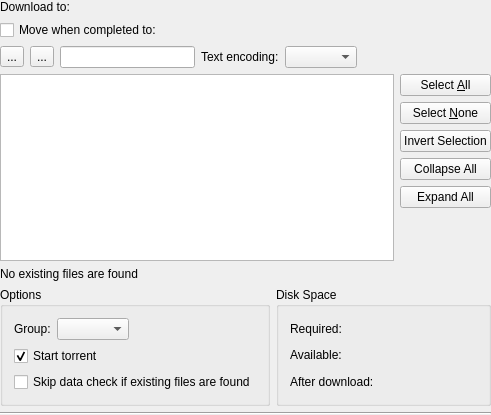
Old version of the form ktorrent/dialogs/fileselectdlg.ui in the repository KDE/ktorrent.
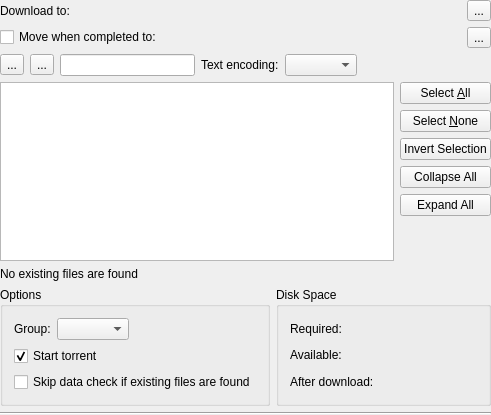
New version of the form. Custom widgets are drawn as their Qt base class.

Commit message: Add download and move when completed location history buttons to FileSelectDlg

Diff of the .ui file:
```diff
--- a/ktorrent/dialogs/fileselectdlg.ui
+++ b/ktorrent/dialogs/fileselectdlg.ui
@@ -32,6 +32,16 @@
      <item>
       <widget class="KUrlRequester" name="m_downloadLocation"/>
      </item>
+     <item>
+      <widget class="QToolButton" name="m_download_location_history">
+       <property name="toolTip">
+        <string>History of all recently used download locations</string>
+       </property>
+       <property name="text">
+        <string>...</string>
+       </property>
+      </widget>
+     </item>
     </layout>
    </item>
    <item>
@@ -49,6 +59,16 @@
      <item>
       <widget class="KUrlRequester" name="m_completedLocation"/>
      </item>
+     <item>
+      <widget class="QToolButton" name="m_move_when_completed_history">
+       <property name="toolTip">
+        <string>History of all recently used move when completed locations</string>
+       </property>
+       <property name="text">
+        <string>...</string>
+       </property>
+      </widget>
+     </item>
     </layout>
    </item>
    <item>
```
The commit also changes 3 other files.
